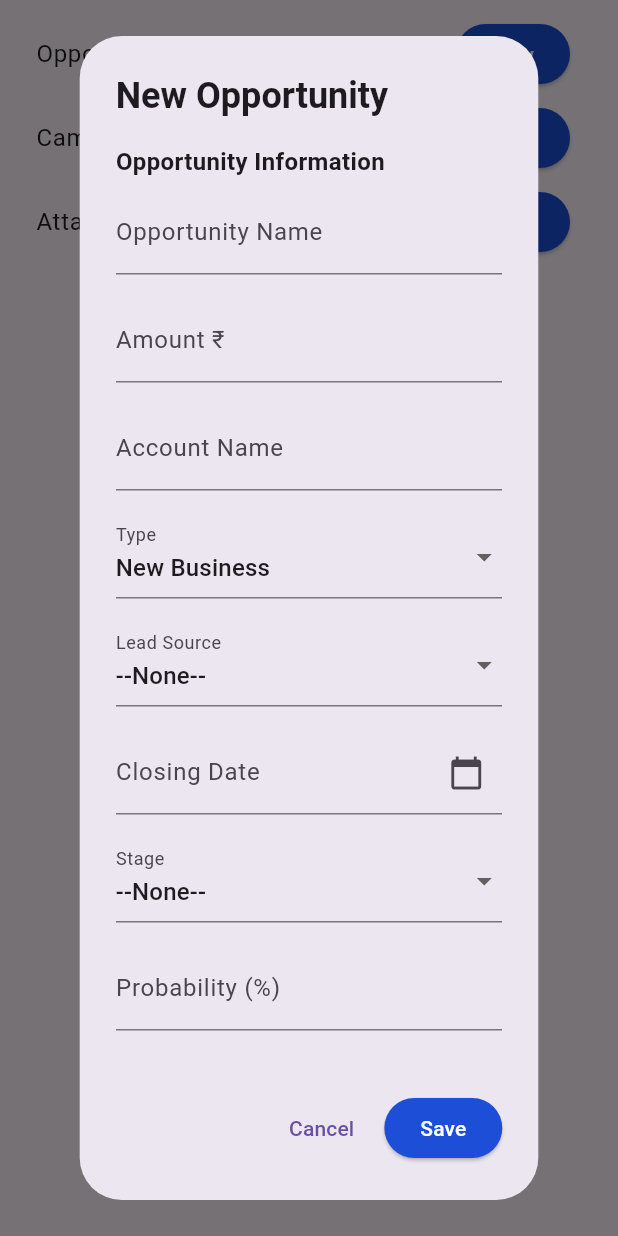
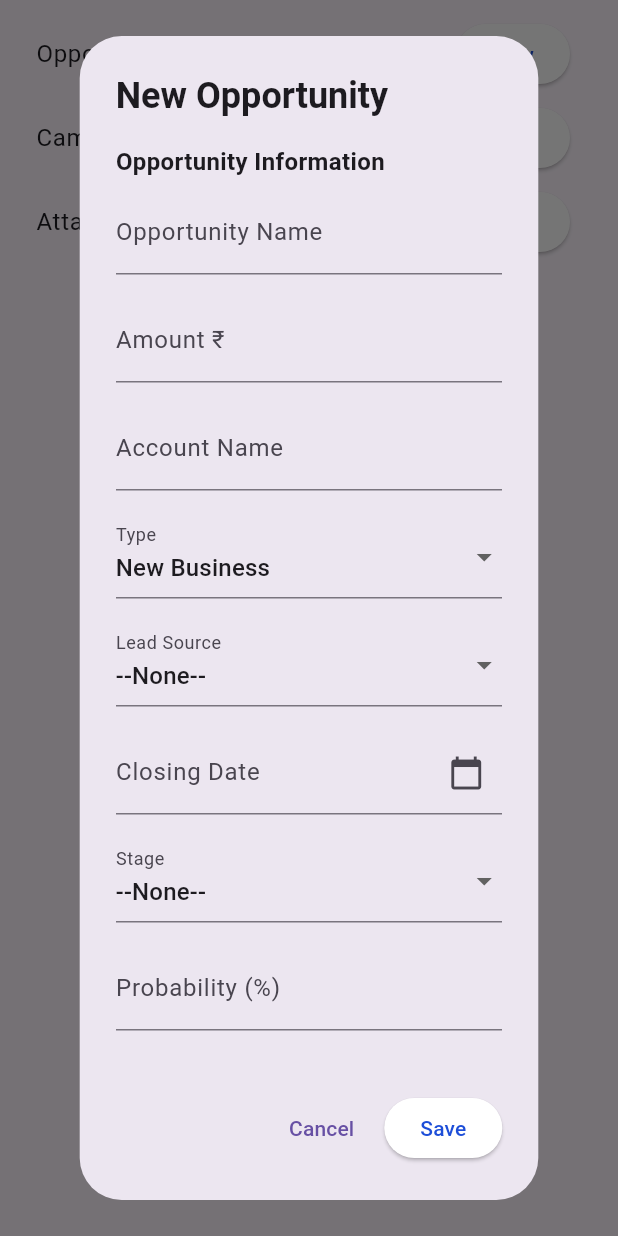
Before and after one commit to BhojrajCSE21/new_crm, a Flutter app: the ConnectionsTab widget shown alone on an empty page, opened directly, after a tap on "New", on a phone screen of 412 x 824 dp. Run offline on Flutter 3.47's test engine with Material 3 defaults, Android fonts, the phone set to English and light mode, and no system bars; drawn by our look-alikes of calendar_view; our stand-ins replace file_picker, flutter_secure_storage, flutter_spinkit, table_calendar; missing offline and left inert: kalender; accounts and stored records are empty; network calls fail.

Commit message:
fixed UI color

```diff
--- a/lib/view/contact/screens/new_contact_screen.dart
+++ b/lib/view/contact/screens/new_contact_screen.dart
@@ -61,7 +61,7 @@ class _NewContactScreenState extends State<NewContactScreen> {
     return Scaffold(
       appBar: AppBar(
         title: const Text("New Contact"),
-        backgroundColor: Colors.blueAccent,
+        backgroundColor: Color.fromRGBO(29, 78, 216, 1),
       ),
       body: Padding(
         padding: const EdgeInsets.all(16.0),
@@ -149,7 +149,7 @@ class _NewContactScreenState extends State<NewContactScreen> {
               ElevatedButton(
                 onPressed: _saveContact,
                 style: ElevatedButton.styleFrom(
-                  backgroundColor: Colors.blueAccent,
+                  backgroundColor: Color.fromRGBO(29, 78, 216, 1),
                   padding: const EdgeInsets.symmetric(vertical: 16),
                   shape: RoundedRectangleBorder(
                     borderRadius: BorderRadius.circular(8),
@@ -157,7 +157,7 @@ class _NewContactScreenState extends State<NewContactScreen> {
                 ),
                 child: const Text(
                   "Save Contact",
-                  style: TextStyle(fontSize: 18, fontWeight: FontWeight.bold),
+                  style: TextStyle(fontSize: 18, fontWeight: FontWeight.bold, color: Colors.white),
                 ),
               ),
             ],
--- a/lib/view/contact/widgets/activities_tab.dart
+++ b/lib/view/contact/widgets/activities_tab.dart
@@ -324,11 +324,11 @@ class _ActivitiesTabState extends State<ActivitiesTab> {
               },
               calendarStyle: const CalendarStyle(
                 selectedDecoration: BoxDecoration(
-                  color: Colors.blue,
+                  color: Colors.red,
                   shape: BoxShape.circle,
                 ),
                 todayDecoration: BoxDecoration(
-                  color: Colors.red,
+                  color: Color.fromRGBO(29, 78, 216, 1),
                   shape: BoxShape.circle,
                 ),
               ),
--- a/lib/view/contact/widgets/connection_tab.dart
+++ b/lib/view/contact/widgets/connection_tab.dart
@@ -232,8 +232,8 @@ class _ConnectionsTabState extends State<ConnectionsTab> {
             ),
             ElevatedButton(
               style: ElevatedButton.styleFrom(
-                backgroundColor: const Color.fromRGBO(29, 78, 216, 1),
-                foregroundColor: Colors.white,
+                backgroundColor: Colors.white,
+                foregroundColor: const Color.fromRGBO(29, 78, 216, 1),
               ),
               onPressed: () {
                 // Add save logic here
@@ -256,8 +256,8 @@ class _ConnectionsTabState extends State<ConnectionsTab> {
           title: const Text('Opportunity'),
           trailing: ElevatedButton(
             style: ElevatedButton.styleFrom(
-              backgroundColor: const Color.fromRGBO(29, 78, 216, 1),
-              foregroundColor: Colors.white,
+              backgroundColor: Colors.white,
+              foregroundColor: const Color.fromRGBO(29, 78, 216, 1),
             ),
             onPressed: _showNewOpportunityForm,
             child: const Text('New'),
@@ -267,8 +267,8 @@ class _ConnectionsTabState extends State<ConnectionsTab> {
           title: const Text('Campaigns'),
           trailing: ElevatedButton(
             style: ElevatedButton.styleFrom(
-              backgroundColor: const Color.fromRGBO(29, 78, 216, 1),
-              foregroundColor: Colors.white,
+              backgroundColor: Colors.white,
+              foregroundColor: const Color.fromRGBO(29, 78, 216, 1),
             ),
             onPressed: () {},
             child: const Text('Add Campaign'),
@@ -278,8 +278,8 @@ class _ConnectionsTabState extends State<ConnectionsTab> {
           title: const Text('Attachments & Notes'),
           trailing: ElevatedButton(
             style: ElevatedButton.styleFrom(
-              backgroundColor: const Color.fromRGBO(29, 78, 216, 1),
-              foregroundColor: Colors.white,
+              backgroundColor: Colors.white,
+              foregroundColor: const Color.fromRGBO(29, 78, 216, 1),
             ),
             onPressed: () {},
             child: const Text('Upload Files'),
--- a/lib/view/dashboard/screens/home_view.dart
+++ b/lib/view/dashboard/screens/home_view.dart
@@ -9,7 +9,7 @@ class HomePage extends StatelessWidget {
   Widget build(BuildContext context) {
     return Scaffold(
       appBar: AppBar(
-        backgroundColor: Colors.blueAccent,
+        backgroundColor: Color.fromRGBO(29, 78, 216, 1),
         title: Row(
           mainAxisAlignment: MainAxisAlignment.spaceBetween,
           children: [
@@ -45,7 +45,7 @@ class HomePage extends StatelessWidget {
                 backgroundColor: Colors.white,
                 child: Icon(
                   Icons.person,
-                  color: Colors.blueAccent,
+                  color: Color.fromRGBO(29, 78, 216, 1),
                   size: 24,
                 ),
               ),
--- a/lib/view/dashboard/widgets/calendar_widget.dart
+++ b/lib/view/dashboard/widgets/calendar_widget.dart
@@ -84,7 +84,7 @@ class _CustomCalendarWidgetState extends State<CustomCalendarWidget> {
           Expanded(
             child: FilledButton.tonal(
               style: ButtonStyle(
-                backgroundColor: WidgetStateProperty.all(Colors.blue), // Blue background for the button
+                backgroundColor: WidgetStateProperty.all(Color.fromRGBO(29, 78, 216, 1),), // Blue background for the button
               ),
               onPressed: () {},
               child: ValueListenableBuilder<DateTimeRange>(
--- a/lib/view/menu/widgets/main_menu.dart
+++ b/lib/view/menu/widgets/main_menu.dart
@@ -19,7 +19,7 @@ class MainMenuDrawer extends StatelessWidget {
         children: [
           Container(
             decoration: BoxDecoration(
-              color: Colors.blue, // Blue container color
+              color: Color.fromRGBO(29, 78, 216, 1), // Blue container color
             ),
             padding: EdgeInsets.only(
                 top: 60, bottom: 20), // Adjust the top and bottom padding here
@@ -34,7 +34,7 @@ class MainMenuDrawer extends StatelessWidget {
                   child: Icon(
                     Icons.menu,
                     size: 25,
-                    color: Colors.blue,
+                    color: Color.fromRGBO(29, 78, 216, 1),
                   ),
                 ),
                 SizedBox(width: 10), // Add spacing between the icon and text
```
